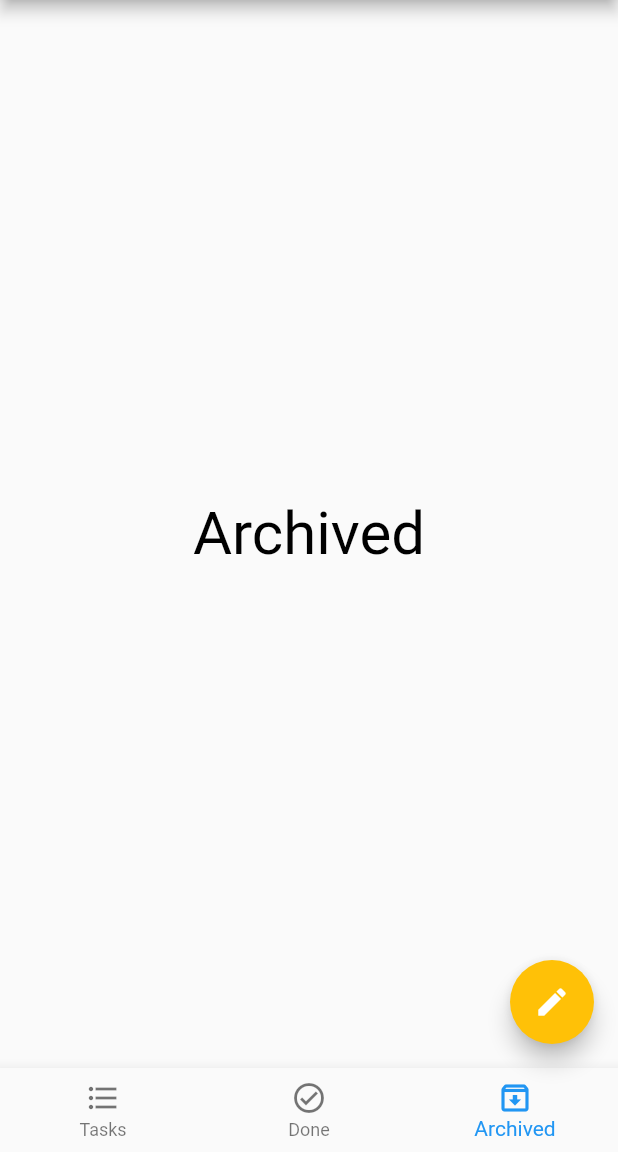
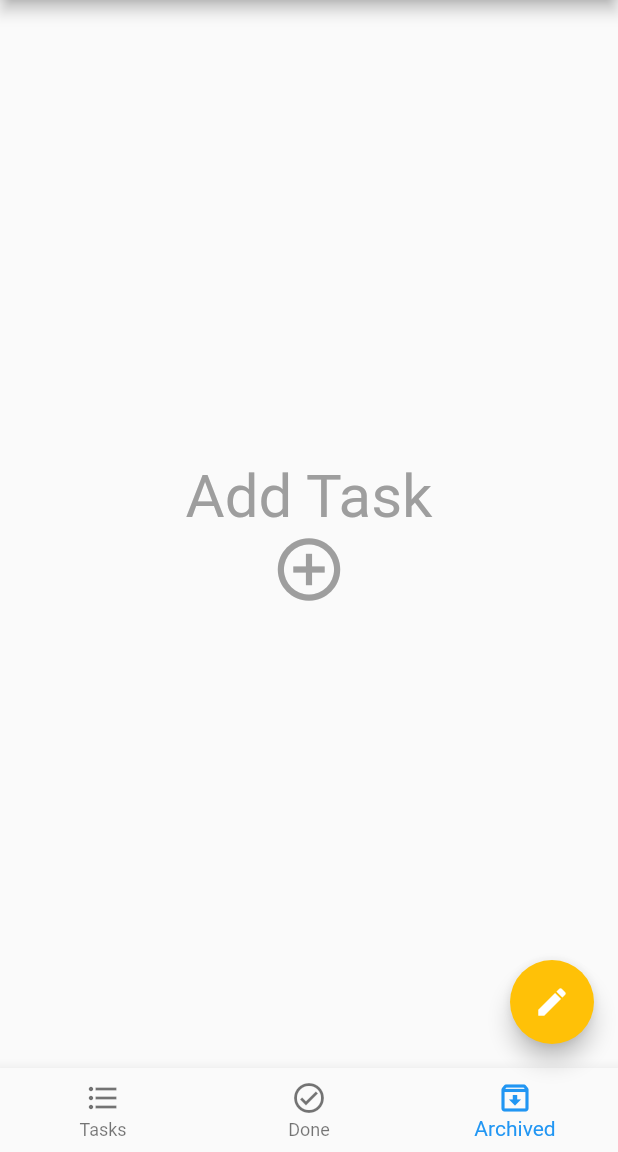
Before and after one commit to wahbi-baklouti7/ToDo-App, a Flutter app: the screen it shows after launch, item 3 of the bottom bar chosen, on a phone screen of 412 x 824 dp, the part 84-1236 px from its top. Run offline on Flutter 3.47's test engine with Material 2 defaults, Android fonts, the phone set to English and light mode, and no system bars; our stand-ins replace bloc, conditional_builder, flutter_bloc, sqflite; accounts and stored records are empty.

Commit message:
app completed

```diff
--- a/lib/bloc/cubit.dart
+++ b/lib/bloc/cubit.dart
@@ -102,9 +102,7 @@ class AppCubit extends Cubit<AppState> {
 
   // delete data from database
   void deleteTask({@required int id}) {
-    myDatabase
-        .rawDelete('DELETE FROM Tasks WHERE id=?',[id]).then((value) {
-
+    myDatabase.rawDelete('DELETE FROM Tasks WHERE id=?', [id]).then((value) {
       emit(AppDeleteDatabase());
       getDataFromDatabase(myDatabase);
     });
@@ -121,8 +119,8 @@ class AppCubit extends Cubit<AppState> {
 
   // check button
   void buttonCheckState({bool newState}) {
+    emit(ChangeButtonState());
     buttonIsChecked = newState;
-    emit(ChangeButtonState());
   }
 
   // archive button
--- a/lib/screens/archived_screen.dart
+++ b/lib/screens/archived_screen.dart
@@ -1,15 +1,19 @@
 import 'package:flutter/material.dart';
+import 'package:flutter_bloc/flutter_bloc.dart';
+import 'package:todo_app/bloc/cubit.dart';
+import 'package:todo_app/bloc/state.dart';
+import 'package:todo_app/shared/components/components.dart';
 
-class ArchivedScreen extends StatefulWidget {
-  @override
-  _ArchivedScreenState createState() => _ArchivedScreenState();
-}
-
-class _ArchivedScreenState extends State<ArchivedScreen> {
+class ArchivedScreen extends StatelessWidget {
   @override
   Widget build(BuildContext context) {
-    return Container(
-      child: Center(child: Text("Archived",style: TextStyle(fontSize: 40,color: Colors.black),)),
+    return BlocConsumer<AppCubit, AppState>(
+      listener: (context, state) {},
+      builder: (context, state) {
+        var tasks = AppCubit.get(context).archiveTasks;
+
+        return taskBuilder(tasks: tasks);
+      },
     );
   }
 }
--- a/lib/shared/components/components.dart
+++ b/lib/shared/components/components.dart
@@ -89,13 +89,12 @@ Widget buildContainerTask({
             Spacer(),
             IconButton(
               icon: Icon(iconBox, size: 30),
-              // color: (taskList["id"] == taskList[indexTask]["id"])
-              //     ? Colors.green
-              //     : Colors.black,
+              color:(taskList["Status"]!="New")?Colors.green:Colors.black,
+              // color:(AppCubit.get(context).buttonCheckState()==taskList["id"])?Colors.green:Colors.black,
               onPressed: () {
                 print("Task id: ${taskList["id"]}");
                 print("indexTaskId: $indexTask");
-                AppCubit.get(context).buttonCheckState(newState: true);
+                AppCubit.get(context).buttonCheckState(newState:true );
                 AppCubit.get(context)
                     .updateDatabase(newStatus: "Done", id: taskList["id"]);
               },
@@ -108,12 +107,12 @@ Widget buildContainerTask({
                   size: 30),
               onPressed: () {
                 AppCubit.get(context).buttonArchiveState(newState: true);
+
                 AppCubit.get(context)
                     .updateDatabase(newStatus: "Archive", id: taskList["id"]);
               },
             )
 
-            // Icon(Icons.delete_forever,color: Colors.red,),
           ],
         ),
       ),
@@ -123,3 +122,44 @@ Widget buildContainerTask({
     },
   );
 }
+
+Widget emptyScreen() {
+  return Center(
+    child: Column(
+      mainAxisAlignment: MainAxisAlignment.center,
+      children: [
+        Text("Add Task",
+            style: TextStyle(
+              fontSize: 40,
+              color: Colors.grey,
+            )),
+            Icon(Icons.add_circle_outline,size: 50,color: Colors.grey,)
+      ],
+    ),
+  );
+}
+
+
+Widget taskBuilder({
+  @required tasks
+}){
+  if (tasks.length <= 0) {
+          return emptyScreen();
+        } else {
+          return ListView.separated(
+            separatorBuilder: (BuildContext context, index) => Divider(
+              thickness: 0.5,
+            ),
+            itemCount: tasks.length,
+            itemBuilder: (context, index) => buildContainerTask(
+              taskList: tasks[index],
+              context: context,
+              // colorCheckBox:(AppCubit.get(context).buttonCheckState()==tasks[index]["id"])?Colors.green:Colors.black,
+              iconBox: AppCubit.get(context).buttonIsChecked
+                  ? Icons.check_box
+                  : Icons.check_box_outline_blank,
+              indexTask: index,
+            ),
+          );
+        }
+}
```
Also changed, not shown: lib/screens/done_screen.dart (+3 -11 lines), lib/screens/tasks_screen.dart (+2 -17 lines), 37 other files.
